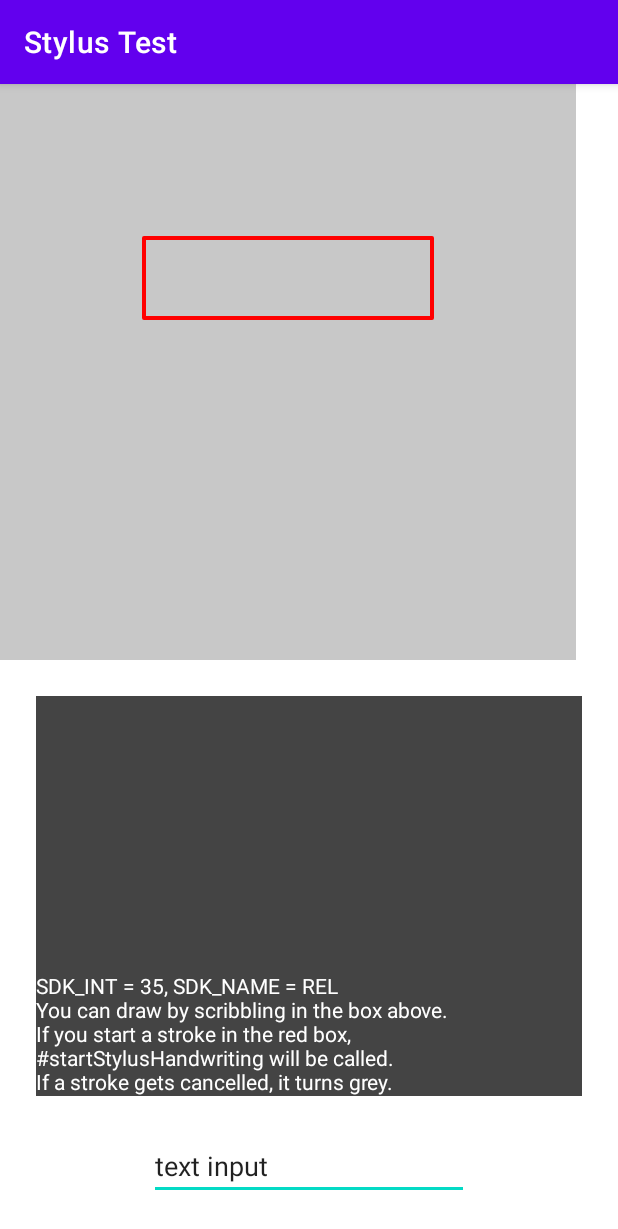
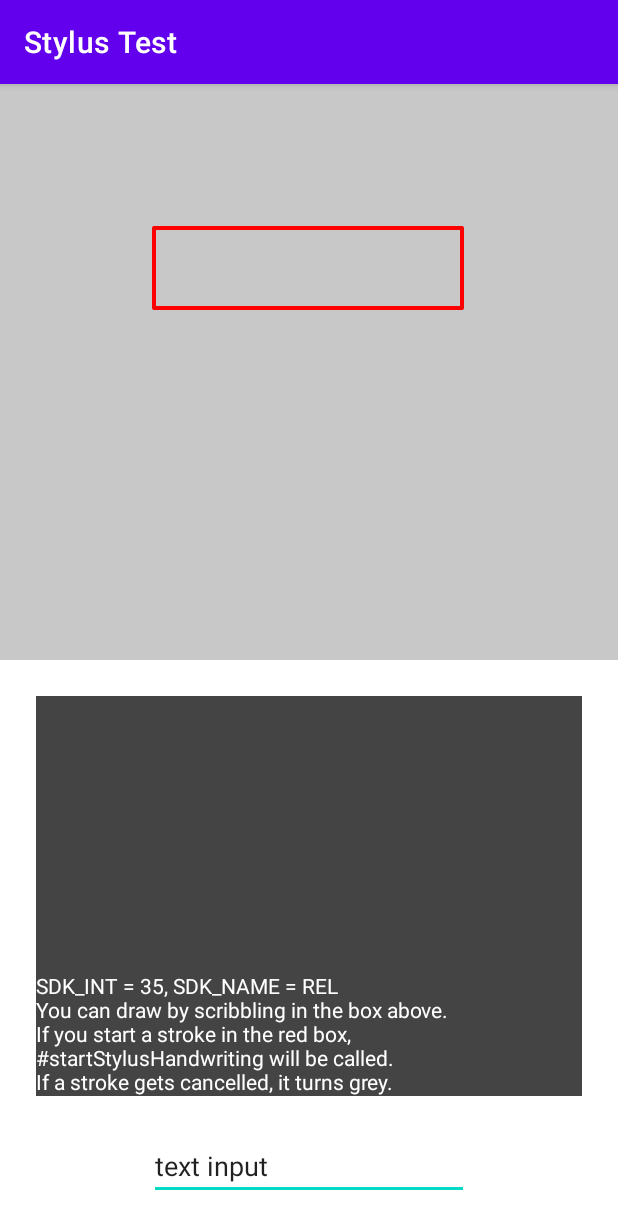
Before and after one commit to PEConn/StylusTest, an Android app: the screen it shows after launch (MainActivity), on a phone screen of 412 x 824 dp. Shown: the top 1229 px of the screen. Run offline under Robolectric (Android 15) with nearby library versions, the phone set to English and light mode, and no system bars.

Commit message:
Fix height/width mix up.

```diff
--- a/app/src/main/java/dev/conn/stylustest/DrawView.java
+++ b/app/src/main/java/dev/conn/stylustest/DrawView.java
@@ -60,7 +60,7 @@ public class DrawView extends View {
         mPaint.setAlpha(0xff);
     }
 
-    public void init(int height, int width, Logger logger) {
+    public void init(int width, int height, Logger logger) {
         mLogger = logger;
         mInputConnection = new DrawViewInputConnection(this, mLogger, this::invalidate);
         mBitmap = Bitmap.createBitmap(width, height, Bitmap.Config.ARGB_8888);
```
